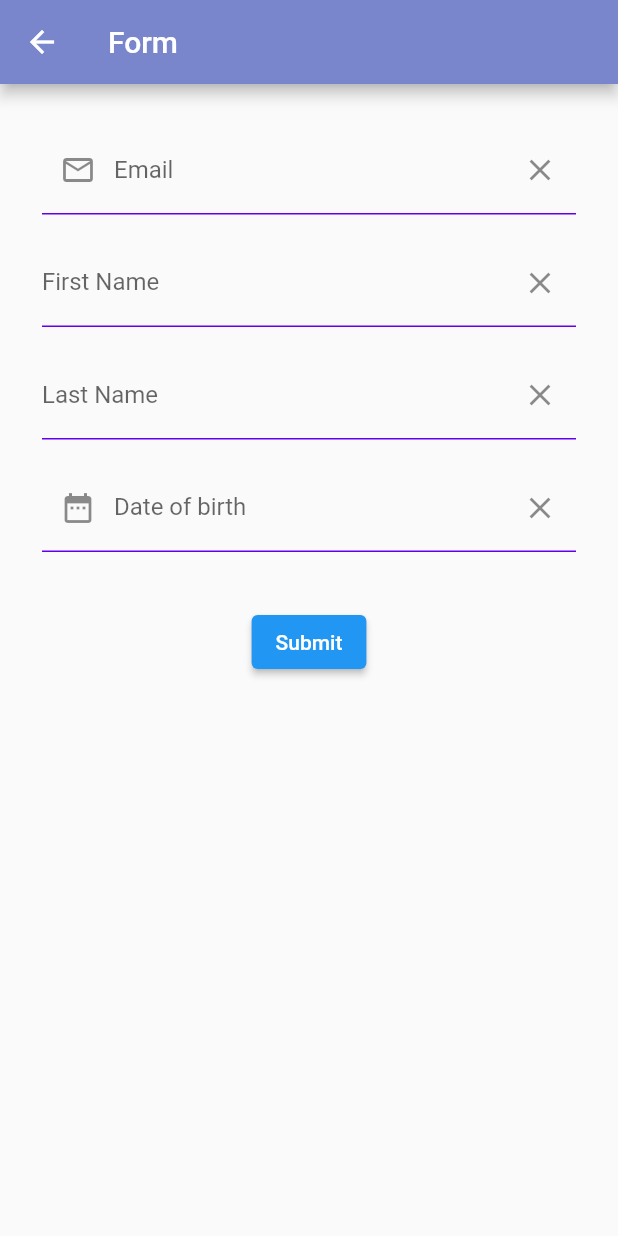
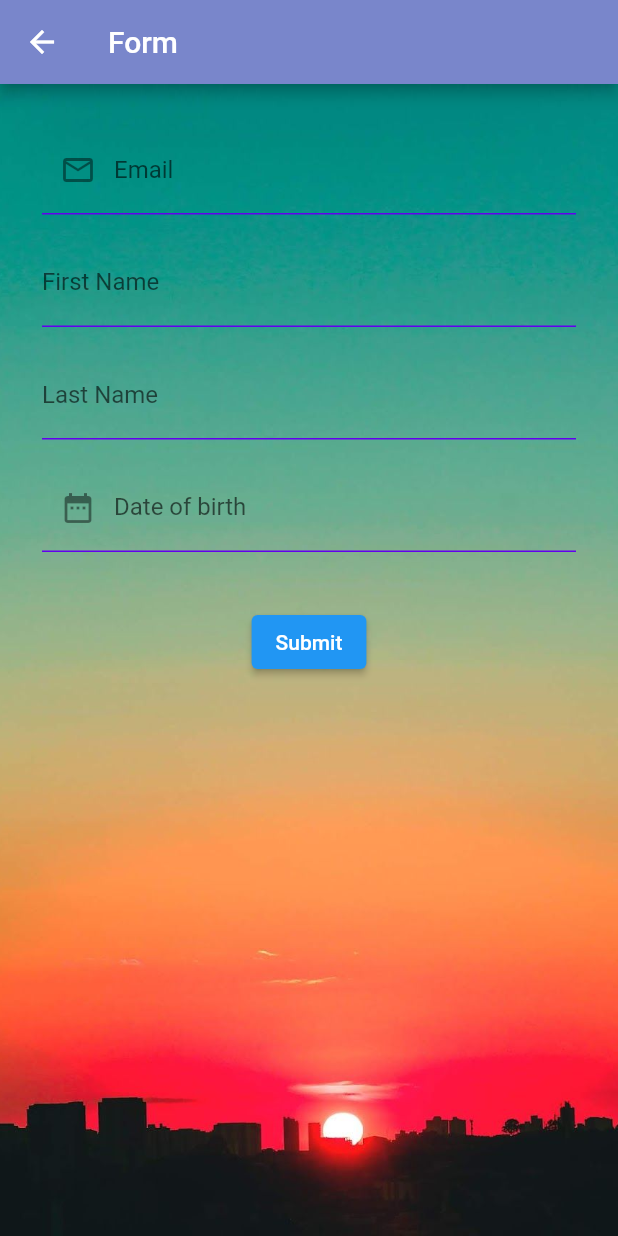
Before and after one commit to quocboy159/flutter-example, a Flutter app: the DataForms screen opened by its route, on a phone screen of 412 x 824 dp. Run offline on Flutter 3.47's test engine with Material 2 defaults, Android fonts, the phone set to English and light mode, and no system bars; our stand-ins replace form_field_validator.

Commit message:
update code project

```diff
--- /dev/null
+++ b/lib/components/background-decoration.dart
@@ -0,0 +1,5 @@
+import 'package:flutter/material.dart';
+
+final BoxDecoration backgroundDecoration = BoxDecoration(
+    image: DecorationImage(
+        image: AssetImage("assets/sunset.jpg"), fit: BoxFit.cover));
--- a/lib/pages/data-forms.dart
+++ b/lib/pages/data-forms.dart
@@ -1,5 +1,6 @@
 import 'package:flutter/material.dart';
 import 'package:form_field_validator/form_field_validator.dart';
+import 'package:myapp/components/background-decoration.dart';
 import 'package:myapp/constants/commons.dart';
 import 'package:myapp/constants/error-messages.dart';
 import 'package:myapp/utils/utility.dart';
@@ -19,6 +20,28 @@ class _DataFormsState extends State<DataForms> {
   final TextEditingController _dateOfBirthController = TextEditingController();
 
   @override
+  void initState() {
+    super.initState();
+    print("initState data form");
+
+    _emailController.addListener(() {
+      // setState(() {});
+    });
+
+    _firstNameController.addListener(() {
+      // setState(() {});
+    });
+
+    _lastNameController.addListener(() {
+      // setState(() {});
+    });
+
+    _dateOfBirthController.addListener(() {
+      // setState(() {});
+    });
+  }
+
+  @override
   void dispose() {
     // Clean up the controller when the widget is removed from the widget tree.
     _emailController.dispose();
@@ -30,6 +53,7 @@ class _DataFormsState extends State<DataForms> {
 
   @override
   Widget build(BuildContext context) {
+    print("build data form");
     return Scaffold(
         resizeToAvoidBottomInset: false,
         appBar: AppBar(
@@ -41,6 +65,7 @@ class _DataFormsState extends State<DataForms> {
             ),
             title: Text('Form')),
         body: Container(
+          decoration: backgroundDecoration,
           padding: EdgeInsets.all(20),
           child: Form(
             key: _formKey,
@@ -158,11 +183,13 @@ class _DataFormsState extends State<DataForms> {
       required String text,
       IconData? icon}) {
     return InputDecoration(
-      suffixIcon: IconButton(
-          onPressed: () {
-            controller.text = "";
-          },
-          icon: Icon(Icons.clear)),
+      suffixIcon: controller.text.isNotEmpty
+          ? IconButton(
+              onPressed: () {
+                controller.clear();
+              },
+              icon: Icon(Icons.clear))
+          : null,
       hintText: text,
       labelText: text,
       enabledBorder: underlineInputBorder,
--- a/lib/pages/home.dart
+++ b/lib/pages/home.dart
@@ -1,4 +1,5 @@
 import 'package:flutter/material.dart';
+import 'package:myapp/components/background-decoration.dart';
 
 class Home extends StatelessWidget {
   final ButtonStyle raisedButtonStyle = ElevatedButton.styleFrom(
@@ -26,7 +27,9 @@ class Home extends StatelessWidget {
               onPressed: null,
             ),
             title: Text('Search Application')),
-        body: Center(
+        body: Container(
+          decoration: backgroundDecoration,
+          child: Center(
             child: Column(
                 mainAxisAlignment: MainAxisAlignment.start,
                 children: <Widget>[
@@ -94,6 +97,7 @@ class Home extends StatelessWidget {
                     },
                   )
                 ]),
+          ),
         ));
   }
 }
```
Also changed, not shown: assets/sunset.jpg (added). Lines whose indentation alone changed are shown as unchanged.
